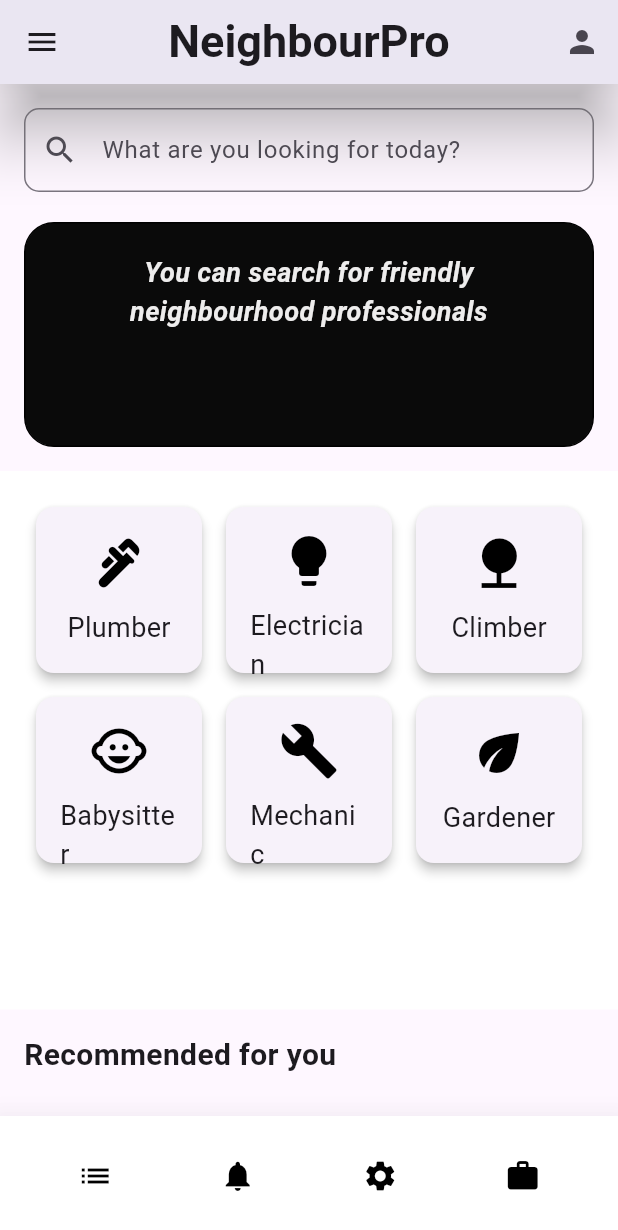
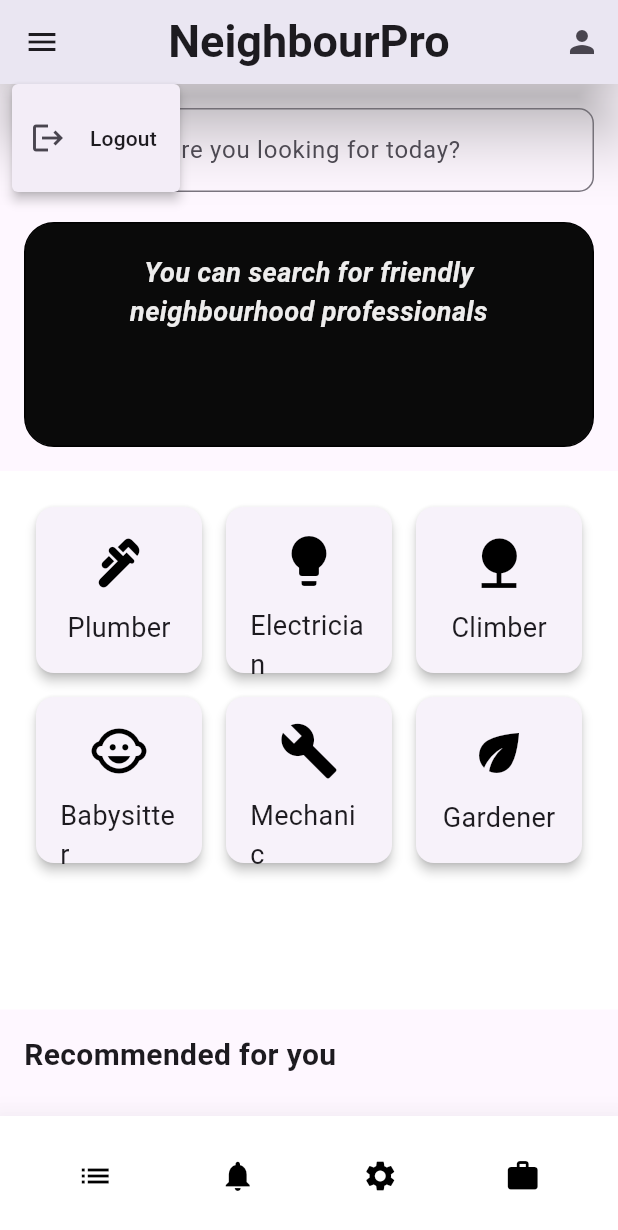
Before and after one commit to samudrasdas/neighbournoob, a Flutter app: the HomePage screen opened by its route, after a tap on the "menu" icon, on a phone screen of 412 x 824 dp. Shown: the top 1230 px of the screen. Run offline on Flutter 3.47's test engine with Material 3 defaults, Android fonts, the phone set to English and light mode, and no system bars; network calls fail.

Commit message:
Added logout

```diff
--- a/lib/home_page.dart
+++ b/lib/home_page.dart
@@ -42,10 +42,14 @@ class _HomePageState extends State<HomePage> {
         backgroundColor: const Color.fromARGB(255, 255, 255, 255),
         elevation: 18, // Elevation for shadow effect
         shadowColor: Colors.grey, // Shadow color
-        leading: IconButton(
-          icon: Icon(Icons.menu),
-          onPressed: () {
-            print('Sandwich icon pressed');
+        leading: Builder(
+          builder: (BuildContext context) {
+            return IconButton(
+              icon: Icon(Icons.menu),
+              onPressed: () {
+                _showPopupMenu(context); // Show dropdown menu
+              },
+            );
           },
         ),
         actions: [
@@ -53,7 +57,6 @@ class _HomePageState extends State<HomePage> {
             icon: Icon(Icons.person),
             onPressed: () {
               Navigator.pushReplacementNamed(context, '/profile');
-
             },
           ),
         ],
@@ -183,6 +186,30 @@ class _HomePageState extends State<HomePage> {
       ),
     );
   }
+
+  void _showPopupMenu(BuildContext context) {
+    final RenderBox bar = context.findRenderObject() as RenderBox;
+    final Offset position = bar.localToGlobal(Offset.zero) + Offset(0.0, kToolbarHeight);
+    final RenderBox overlay = Overlay.of(context)!.context.findRenderObject() as RenderBox;
+    showMenu(
+      context: context,
+      position: RelativeRect.fromRect(
+        position & Size(50, 50), // smaller rect, the popup itself
+        Offset.zero & overlay.size, // Bigger rect, the entire screen
+      ),
+      items: [
+        PopupMenuItem(
+          child: ListTile(
+            leading: Icon(Icons.logout),
+            title: Text('Logout'),
+            onTap: () {
+              // Handle logout here
+            },
+          ),
+        ),
+      ],
+    );
+  }
 }
 
 class ProfessionCard extends StatelessWidget {
--- a/lib/profilepage.dart
+++ b/lib/profilepage.dart
@@ -99,8 +99,6 @@ class _ProfileBodyState extends State<ProfileBody> {
               SizedBox(height: 10.0),
               ProfileTextBox(label: 'Email ID', icon: Icons.email, text: emailId),
               SizedBox(height: 10.0),
-              ProfileTextBox(label: 'Profile Status', icon: Icons.info, text: profileStatus),
-              SizedBox(height: 20.0),
               Center(
                 child: SizedBox(
                   width: 250, // Adjust the width as needed
```
